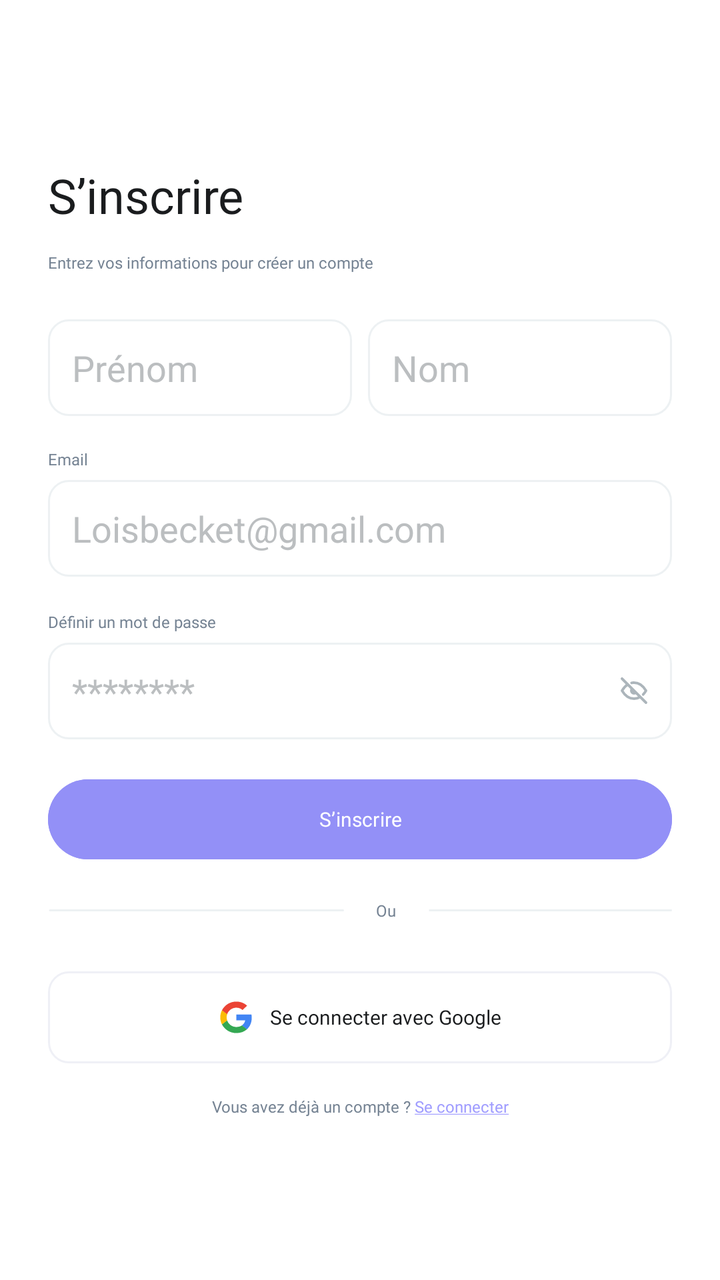
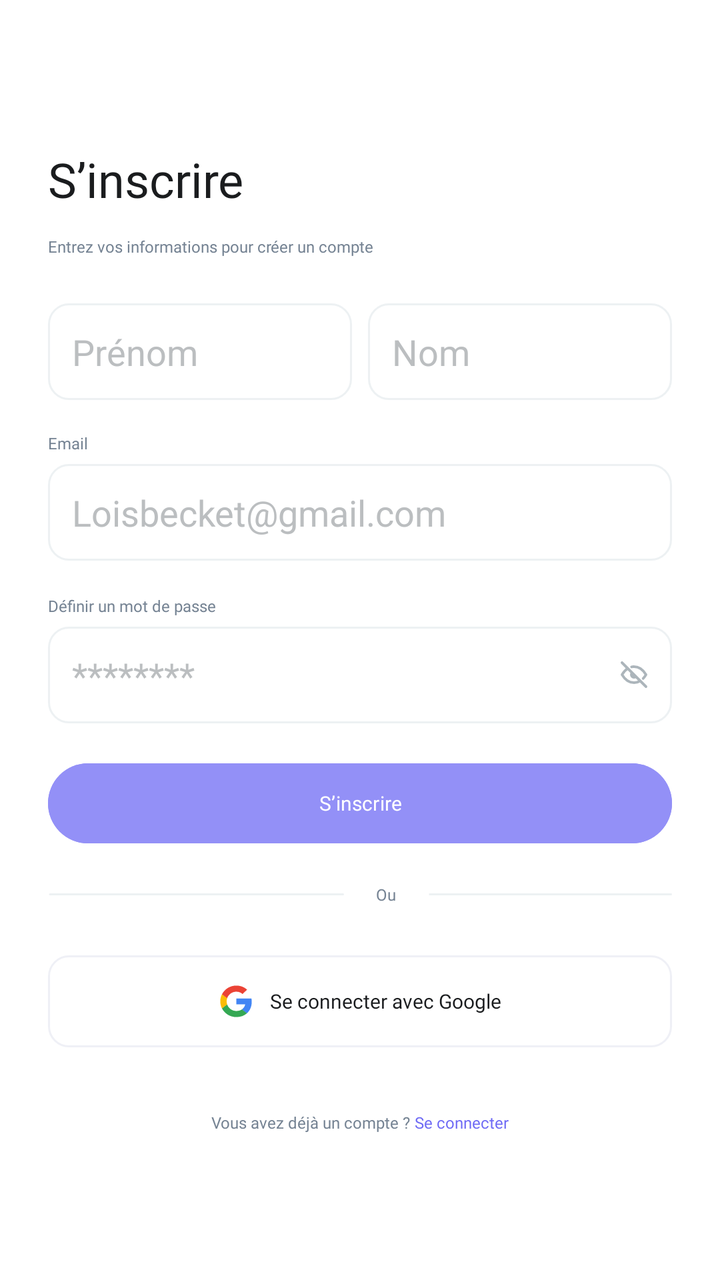

The first picture is an Android layout as it rendered before a commit; the second is the same layout after the commit. The layout source and the unified diff follow.
<!-- AndroidManifest.xml: application theme Theme.ManagePass -->
<!-- res/layout/activity_signup.xml -->
<?xml version="1.0" encoding="utf-8"?>
<androidx.constraintlayout.widget.ConstraintLayout xmlns:android="http://schemas.android.com/apk/res/android"
    xmlns:app="http://schemas.android.com/apk/res-auto"
    xmlns:tools="http://schemas.android.com/tools"
    android:id="@+id/main"
    android:layout_width="match_parent"
    android:layout_height="match_parent"
    tools:context=".signup" android:background="@color/white">
    <LinearLayout
        android:layout_width="match_parent"
        android:layout_height="match_parent"
        android:orientation="vertical"
        android:layout_marginLeft="24dp" android:layout_marginRight="24dp"  android:gravity="center_vertical">
    
    <TextView
        android:id="@+id/register_page_title"
        style="@style/largebold"
        android:layout_width="wrap_content"
        android:layout_height="wrap_content"
        android:text="@string/register_page_title"  />
        
        <TextView
            android:id="@+id/register_page_description"
            style="@style/xs_medium"
            android:layout_width="wrap_content"
            android:layout_height="wrap_content"
            android:layout_marginTop="12dp"
            android:text="@string/register_page_description" />
        
        <LinearLayout
            android:layout_width="match_parent"
            android:layout_height="wrap_content"
            android:orientation="horizontal"
            android:layout_marginTop="23dp">

            
            <EditText
                android:id="@+id/register_input_prenom"
                android:layout_width="0dp"
                android:layout_height="wrap_content"
                android:layout_weight="1"
                android:background="@drawable/edit_text_border"
                android:hint="@string/register_page_placeholder_prenom"
                android:padding="12dp"
                android:textColorHint="@color/gray_placeholder"
                android:layout_marginEnd="8dp" />

            
            <EditText
                android:id="@+id/register_input_nom"
                android:layout_width="0dp"
                android:layout_height="wrap_content"
                android:layout_weight="1"
                android:background="@drawable/edit_text_border"
                android:hint="@string/register_page_placeholder_nom"
                android:padding="12dp"
                android:textColorHint="@color/gray_placeholder" />
        </LinearLayout>

        
        <TextView
            android:id="@+id/register_email_label"
            style="@style/xs_medium"
            android:layout_width="wrap_content"
            android:layout_height="wrap_content"
            android:layout_marginTop="16dp"
            android:layout_marginBottom="5dp"
            android:text="@string/login_page_label_email" />
        
        <EditText
            android:id="@+id/register_email_input"
            android:layout_width="match_parent"
            android:layout_height="wrap_content"
            android:background="@drawable/edit_text_border"
            android:hint="@string/login_page_placeholder_email"
            android:padding="12dp"
            android:textColorHint="@color/gray_placeholder" />
        
        <TextView
            android:id="@+id/register_password_label"
            style="@style/xs_medium"
            android:layout_width="wrap_content"
            android:layout_height="wrap_content"
            android:layout_marginTop="17dp"
            android:layout_marginBottom="5dp"
            android:text="@string/register_label_password" />
        
        <EditText
            android:id="@+id/register_password_input"
            android:layout_width="match_parent"
            android:layout_height="wrap_content"
            android:background="@drawable/edit_text_border"
            android:drawableEnd="@drawable/icon_eye_off"
            android:hint="@string/login_page_placeholder_password"
            android:padding="12dp"
            android:textColorHint="@color/gray_placeholder" />
        
        <Button
            android:id="@+id/sign_up_button"
            style="@style/s_semibold_white"
            android:layout_width="match_parent"
            android:layout_height="wrap_content"
            android:layout_marginBottom="16dp"
            android:layout_marginTop="16dp"
            android:backgroundTint="@color/mauve_pastel"
            android:text="@string/register_page_button_sign_up" />
        
        <LinearLayout
            android:layout_width="match_parent"
            android:layout_height="wrap_content"
            android:gravity="center_horizontal|center_vertical"
            android:orientation="horizontal">

            <ImageView
                android:layout_width="wrap_content"
                android:layout_height="wrap_content"
                app:srcCompat="@drawable/line" />

            <TextView
                style="@style/xs_regular"
                android:layout_width="wrap_content"
                android:layout_height="wrap_content"
                android:layout_marginStart="16dp"
                android:layout_marginEnd="16dp"
                android:text="@string/text_or" />

            <ImageView
                android:layout_width="wrap_content"
                android:layout_height="wrap_content"
                app:srcCompat="@drawable/line" />
        </LinearLayout>
        
        <LinearLayout
            android:layout_width="match_parent"
            android:layout_height="wrap_content"
            android:layout_marginTop="25dp"
            android:background="@drawable/button_google"
            android:gravity="center"
            android:orientation="horizontal"
            android:padding="14dp">

            <ImageView
                android:layout_width="wrap_content"
                android:layout_height="wrap_content"
                android:layout_marginEnd="8dp"
                android:src="@drawable/icon_google" />

            <TextView
                style="@style/s_semibold_neutral"
                android:layout_width="wrap_content"
                android:layout_height="wrap_content"
                android:text="@string/login_page_button_google" />

        </LinearLayout>
        
        <TextView
            android:id="@+id/text_login"
            style="@style/xs_medium"
            android:layout_width="match_parent"
            android:layout_height="wrap_content"
            android:layout_marginTop="16dp"
            android:gravity="center"
            android:linksClickable="true"
            android:text="@string/register_text_signin_account"
            android:textColorLink="@color/violet_clair_pastel" />
    </LinearLayout>

</androidx.constraintlayout.widget.ConstraintLayout>
<!-- resources referenced by this layout -->
<resources>
  <color name="gray_placeholder">#BBBEC0</color>
  <color name="mauve_pastel">#9390F7</color>
  <color name="violet_clair_pastel">#A09DFF</color>
  <color name="white">#FFFFFFFF</color>
  <!-- drawable button_google (drawable) -->
  <?xml version="1.0" encoding="utf-8"?>
  <selector xmlns:android="http://schemas.android.com/apk/res/android">
      <item>
          <shape>
              <solid android:color="#FFFFFF" />
              <stroke
                  android:width="1dp"
                  android:color="#EFF0F6" />
              <corners android:radius="10dp" />
          </shape>
      </item>
  </selector>
  <!-- drawable edit_text_border (drawable) -->
  <?xml version="1.0" encoding="utf-8"?>
  <selector xmlns:android="http://schemas.android.com/apk/res/android">
      <item>
          <shape>
              <solid android:color="#FFFFFF" />
              <stroke
                  android:width="1dp"
                  android:color="#EDF1F3" />
              <corners android:radius="10dp" />
          </shape>
      </item>
  </selector>
  <!-- drawable line (drawable) -->
  <vector xmlns:android="http://schemas.android.com/apk/res/android"
      android:width="148dp"
      android:height="1dp"
      android:viewportWidth="148"
      android:viewportHeight="1">
    <path
        android:strokeWidth="1"
        android:pathData="M1,0.5L147.5,0.5"
        android:fillColor="#00000000"
        android:strokeColor="#EDF1F3"
        android:strokeLineCap="round"/>
  </vector>
  <string name="login_page_button_google">Se connecter avec Google</string>
  <string name="login_page_label_email">Email</string>
  <string name="login_page_placeholder_email">Loisbecket@gmail.com</string>
  <string name="login_page_placeholder_password">********</string>
  <string name="register_label_password">Définir un mot de passe</string>
  <string name="register_page_button_sign_up">S’inscrire</string>
  <string name="register_page_description">Entrez vos informations pour créer un compte</string>
  <string name="register_page_placeholder_nom">Nom</string>
  <string name="register_page_placeholder_prenom">Prénom</string>
  <string name="register_page_title">S\’inscrire</string>
  <string name="register_text_signin_account">Vous avez déjà un compte ? <a href="yourapp://login">Se connecter</a></string>
  <string name="text_or">Ou</string>
  <style name="largebold" parent="lexend_bold">
          <item name="android:textColor">@color/neutral</item>
          <item name="android:textSize">24dp</item>
      </style>
  <style name="s_semibold_neutral" parent="lexend_semibold">
          <item name="android:textColor">@color/neutral</item>
          <item name="android:textSize">10dp</item>
      </style>
  <style name="s_semibold_white" parent="lexend_semibold">
          <item name="android:textColor">@color/white</item>
          <item name="android:textSize">10dp</item>
      </style>
  <style name="xs_medium" parent="lexend_medium">
          <item name="android:textColor">@color/gris_ardoise</item>
          <item name="android:textSize">8dp</item>
      </style>
  <style name="xs_regular" parent="lexend_regular">
          <item name="android:textColor">@color/gris_ardoise</item>
          <item name="android:textSize">8dp</item>
      </style>
  <style name="Theme.ManagePass" parent="Base.Theme.ManagePass" />
  <style name="lexend_bold">
          <item name="android:fontFamily">@font/lexendbold</item>
      </style>
  <color name="neutral">#1A1C1E</color>
  <style name="lexend_semibold">
          <item name="android:fontFamily">@font/lexendsemibold</item>
      </style>
  <style name="lexend_medium">
          <item name="android:fontFamily">@font/lexendmedium</item>
      </style>
  <color name="gris_ardoise">#758393</color>
  <style name="lexend_regular">
          <item name="android:fontFamily">@font/lexendregular</item>
      </style>
  <style name="Base.Theme.ManagePass" parent="Theme.Material3.DayNight.NoActionBar">
          
          
      </style>
  <!-- unchanged entries left out for length: 2 -->
</resources>

<!-- the commit's change to res/layout/activity_signup.xml (unified diff, before → after) -->
@@ -152,17 +152,35 @@
                 android:text="@string/login_page_button_google" />
 
         </LinearLayout>
-        
-        <TextView
-            android:id="@+id/text_login"
-            style="@style/xs_medium"
+        <LinearLayout
             android:layout_width="match_parent"
             android:layout_height="wrap_content"
-            android:layout_marginTop="16dp"
+            android:orientation="horizontal"
             android:gravity="center"
-            android:linksClickable="true"
-            android:text="@string/register_text_signin_account"
-            android:textColorLink="@color/violet_clair_pastel" />
+            android:layout_marginTop="32dp">
+
+            
+            <TextView
+                android:id="@+id/create_account_text"
+                style="@style/xs_medium"
+                android:layout_width="wrap_content"
+                android:layout_height="wrap_content"
+                android:text="@string/register_text_signin_account"
+                />
+
+            
+            <TextView
+                android:id="@+id/sign_in_text"
+                style="@style/xs_medium"
+                android:layout_width="wrap_content"
+                android:layout_height="wrap_content"
+                android:text="@string/register_text_signin"
+                android:layout_marginStart="2dp"
+                android:textColor="@color/bleu_violet"
+                android:clickable="true"
+                android:focusable="true" />
+        </LinearLayout>
+
     </LinearLayout>
 
 </androidx.constraintlayout.widget.ConstraintLayout>
<!-- resource entries referenced after the edit -->
@@ -1,8 +1,8 @@
 <!-- resources referenced by this layout -->
 <resources>
+  <color name="bleu_violet">#6F6BF5</color>
   <color name="gray_placeholder">#BBBEC0</color>
   <color name="mauve_pastel">#9390F7</color>
-  <color name="violet_clair_pastel">#A09DFF</color>
   <color name="white">#FFFFFFFF</color>
   <!-- drawable button_google (drawable) -->
   <?xml version="1.0" encoding="utf-8"?>
@@ -53,7 +53,8 @@
   <string name="register_page_placeholder_nom">Nom</string>
   <string name="register_page_placeholder_prenom">Prénom</string>
   <string name="register_page_title">S\’inscrire</string>
-  <string name="register_text_signin_account">Vous avez déjà un compte ? <a href="yourapp://login">Se connecter</a></string>
+  <string name="register_text_signin">Se connecter</string>
+  <string name="register_text_signin_account">Vous avez déjà un compte ? </string>
   <string name="text_or">Ou</string>
   <style name="largebold" parent="lexend_bold">
           <item name="android:textColor">@color/neutral</item>
